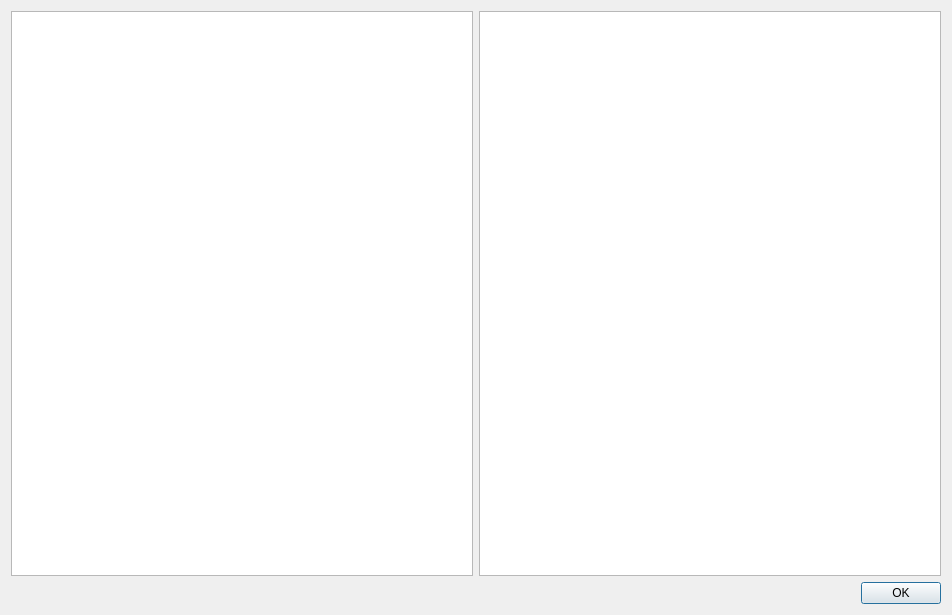
Above: src/dialogs/versiondialog.ui from pbek/QOwnNotes before the change. Below: the same form after it.
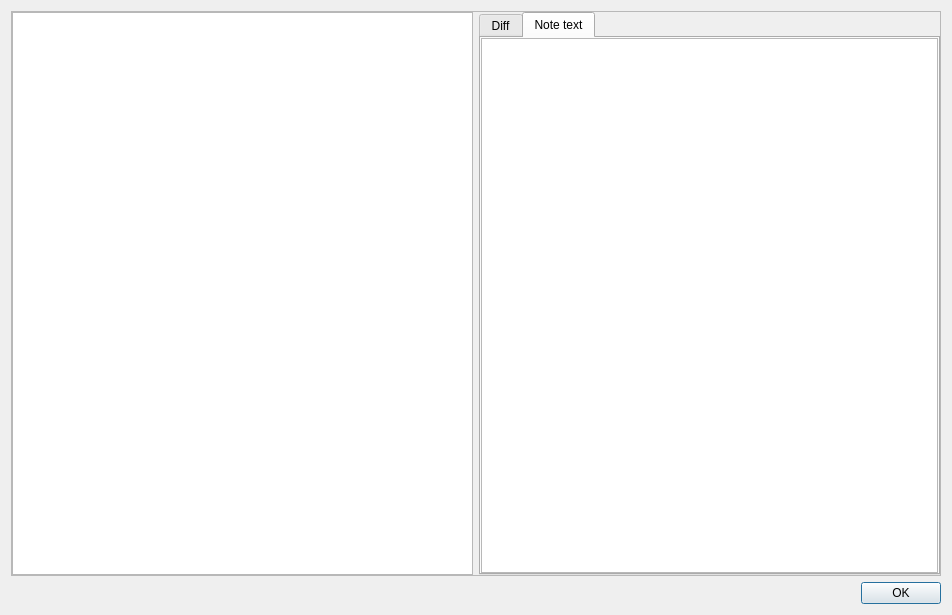
That is the form after the change. The open tabs and pages were chosen to show the change. Icons and pictures are not drawn. Custom widgets are drawn as their Qt base class.

Commit message: the note version dialog now also lets you also view the full text of the versioned note

```diff
--- a/src/dialogs/versiondialog.ui
+++ b/src/dialogs/versiondialog.ui
@@ -17,8 +17,108 @@
    <iconset theme="appointment-new" resource="../breeze-qownnotes.qrc">
     <normaloff>:/icons/breeze-qownnotes/16x16/appointment-new.svg</normaloff>:/icons/breeze-qownnotes/16x16/appointment-new.svg</iconset>
   </property>
-  <layout class="QGridLayout" name="gridLayout">
-   <item row="1" column="0">
+  <layout class="QVBoxLayout" name="verticalLayout">
+   <item>
+    <widget class="QFrame" name="frame">
+     <property name="frameShape">
+      <enum>QFrame::StyledPanel</enum>
+     </property>
+     <property name="frameShadow">
+      <enum>QFrame::Raised</enum>
+     </property>
+     <layout class="QGridLayout" name="gridLayout">
+      <property name="leftMargin">
+       <number>0</number>
+      </property>
+      <property name="topMargin">
+       <number>0</number>
+      </property>
+      <property name="rightMargin">
+       <number>0</number>
+      </property>
+      <property name="bottomMargin">
+       <number>0</number>
+      </property>
+      <item row="0" column="0">
+       <widget class="QListWidget" name="versionListWidget"/>
+      </item>
+      <item row="0" column="1">
+       <widget class="QTabWidget" name="tabWidget">
+        <property name="currentIndex">
+         <number>0</number>
+        </property>
+        <widget class="QWidget" name="diffTab">
+         <attribute name="title">
+          <string>Diff</string>
+         </attribute>
+         <layout class="QGridLayout" name="gridLayout_2">
+          <property name="leftMargin">
+           <number>0</number>
+          </property>
+          <property name="topMargin">
+           <number>0</number>
+          </property>
+          <property name="rightMargin">
+           <number>0</number>
+          </property>
+          <property name="bottomMargin">
+           <number>0</number>
+          </property>
+          <item row="0" column="0">
+           <widget class="QTextBrowser" name="diffBrowser">
+            <property name="styleSheet">
+             <string notr="true"/>
+            </property>
+            <property name="html">
+             <string notr="true">&lt;!DOCTYPE HTML PUBLIC &quot;-//W3C//DTD HTML 4.0//EN&quot; &quot;http://www.w3.org/TR/REC-html40/strict.dtd&quot;&gt;
+&lt;html&gt;&lt;head&gt;&lt;meta name=&quot;qrichtext&quot; content=&quot;1&quot; /&gt;&lt;style type=&quot;text/css&quot;&gt;
+p, li { white-space: pre-wrap; }
+&lt;/style&gt;&lt;/head&gt;&lt;body style=&quot; font-family:'Sans Serif'; font-size:9pt; font-weight:400; font-style:normal;&quot;&gt;
+&lt;p style=&quot;-qt-paragraph-type:empty; margin-top:0px; margin-bottom:0px; margin-left:0px; margin-right:0px; -qt-block-indent:0; text-indent:0px;&quot;&gt;&lt;br /&gt;&lt;/p&gt;&lt;/body&gt;&lt;/html&gt;</string>
+            </property>
+           </widget>
+          </item>
+         </layout>
+        </widget>
+        <widget class="QWidget" name="noteTextTab">
+         <attribute name="title">
+          <string>Note text</string>
+         </attribute>
+         <layout class="QGridLayout" name="gridLayout_3">
+          <property name="leftMargin">
+           <number>0</number>
+          </property>
+          <property name="topMargin">
+           <number>0</number>
+          </property>
+          <property name="rightMargin">
+           <number>0</number>
+          </property>
+          <property name="bottomMargin">
+           <number>0</number>
+          </property>
+          <item row="0" column="0">
+           <widget class="QOwnNotesMarkdownTextEdit" name="noteTextEdit">
+            <property name="readOnly">
+             <bool>true</bool>
+            </property>
+            <property name="html">
+             <string notr="true">&lt;!DOCTYPE HTML PUBLIC &quot;-//W3C//DTD HTML 4.0//EN&quot; &quot;http://www.w3.org/TR/REC-html40/strict.dtd&quot;&gt;
+&lt;html&gt;&lt;head&gt;&lt;meta name=&quot;qrichtext&quot; content=&quot;1&quot; /&gt;&lt;style type=&quot;text/css&quot;&gt;
+p, li { white-space: pre-wrap; }
+&lt;/style&gt;&lt;/head&gt;&lt;body style=&quot; font-family:'Sans Serif'; font-size:9pt; font-weight:400; font-style:normal;&quot;&gt;
+&lt;p style=&quot;-qt-paragraph-type:empty; margin-top:0px; margin-bottom:0px; margin-left:0px; margin-right:0px; -qt-block-indent:0; text-indent:0px;&quot;&gt;&lt;br /&gt;&lt;/p&gt;&lt;/body&gt;&lt;/html&gt;</string>
+            </property>
+           </widget>
+          </item>
+         </layout>
+        </widget>
+       </widget>
+      </item>
+     </layout>
+    </widget>
+   </item>
+   <item>
     <widget class="QDialogButtonBox" name="buttonBox">
      <property name="orientation">
       <enum>Qt::Horizontal</enum>
@@ -28,29 +128,15 @@
      </property>
     </widget>
    </item>
-   <item row="0" column="0">
-    <layout class="QHBoxLayout" name="horizontalLayout">
-     <item>
-      <widget class="QListWidget" name="versionListWidget"/>
-     </item>
-     <item>
-      <widget class="QTextBrowser" name="diffBrowser">
-       <property name="styleSheet">
-        <string notr="true"/>
-       </property>
-       <property name="html">
-        <string notr="true">&lt;!DOCTYPE HTML PUBLIC &quot;-//W3C//DTD HTML 4.0//EN&quot; &quot;http://www.w3.org/TR/REC-html40/strict.dtd&quot;&gt;
-&lt;html&gt;&lt;head&gt;&lt;meta name=&quot;qrichtext&quot; content=&quot;1&quot; /&gt;&lt;style type=&quot;text/css&quot;&gt;
-p, li { white-space: pre-wrap; }
-&lt;/style&gt;&lt;/head&gt;&lt;body style=&quot; font-family:'Sans Serif'; font-size:9pt; font-weight:400; font-style:normal;&quot;&gt;
-&lt;p style=&quot;-qt-paragraph-type:empty; margin-top:0px; margin-bottom:0px; margin-left:0px; margin-right:0px; -qt-block-indent:0; text-indent:0px;&quot;&gt;&lt;br /&gt;&lt;/p&gt;&lt;/body&gt;&lt;/html&gt;</string>
-       </property>
-      </widget>
-     </item>
-    </layout>
-   </item>
   </layout>
  </widget>
+ <customwidgets>
+  <customwidget>
+   <class>QOwnNotesMarkdownTextEdit</class>
+   <extends>QTextEdit</extends>
+   <header location="global">widgets/qownnotesmarkdowntextedit.h</header>
+  </customwidget>
+ </customwidgets>
  <resources>
   <include location="../breeze-qownnotes.qrc"/>
  </resources>
```
The commit also changes 2 other files.
